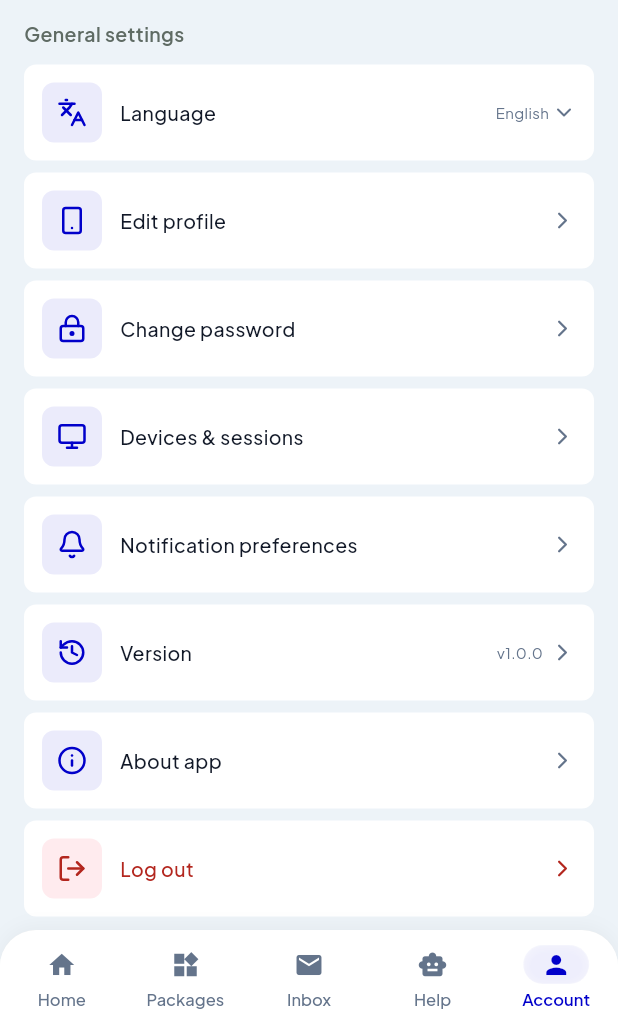
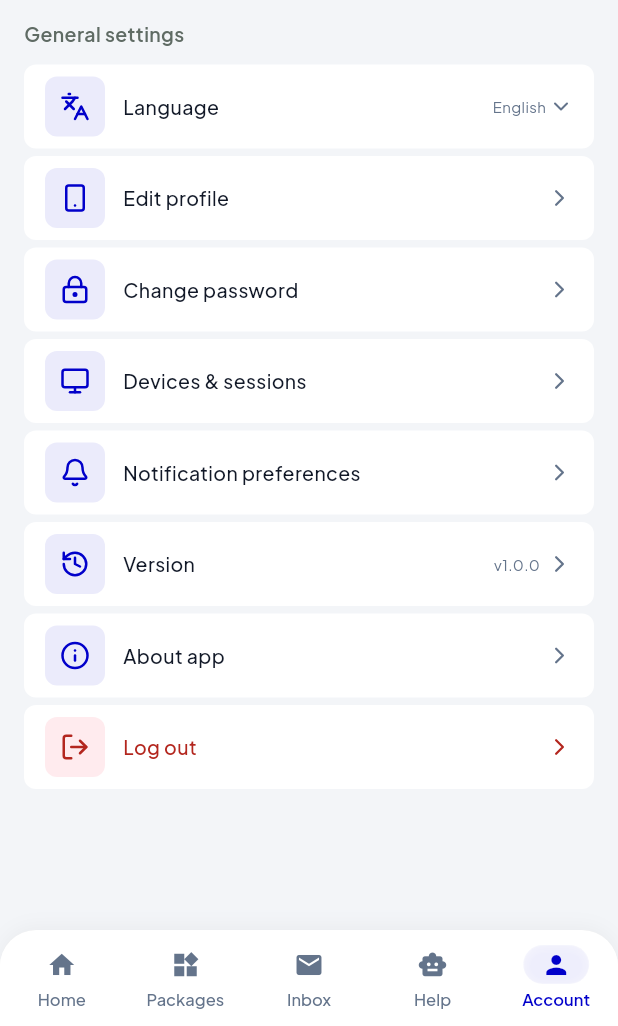
Before and after one commit to TikeSanOo-softguide/cg-net-mobile, a Flutter app: the ProfilePage screen opened by its route, on a phone screen of 412 x 824 dp, the part 210-1236 px from its top. Run offline on Flutter 3.47's test engine with Material 3 defaults, Android fonts, the phone set to English and light mode, and no system bars; our stand-ins replace dio, easy_localization, flutter_lucide, flutter_riverpod, flutter_secure_storage, go_router and 4 more; accounts and stored records are empty.

Commit message:
Polish home layout spacing, card surface, and account settings rows.
Align section gaps and typography on home, use a cool page background with flat cards, and match profile settings cards to the inbox row chrome without changing text styles.

Co-authored-by: Cursor <cursoragent@cursor.com>

```diff
--- a/lib/components/app_card/app_card.dart
+++ b/lib/components/app_card/app_card.dart
@@ -3,7 +3,7 @@ import 'package:flutter/material.dart';
 import '../../core/theme/app_colors/app_colors.dart';
 import '../../core/theme/app_style/app_style.dart';
 
-/// Shared flat card — white surface, no border / shadow.
+/// Shared card — white fill, no border / shadow.
 class AppCard extends StatelessWidget {
   const AppCard({
     super.key,
@@ -31,16 +31,14 @@ class AppCard extends StatelessWidget {
   @override
   Widget build(BuildContext context) {
     final radius = borderRadius ?? AppStyle.borderRadiusSm;
-    final decoration = BoxDecoration(
-      color: color ?? AppColors.surface,
-      borderRadius: radius,
-    );
-
     final content = Padding(padding: padding, child: child);
 
     return Container(
       margin: margin,
-      decoration: decoration,
+      decoration: BoxDecoration(
+        color: color ?? AppColors.surface,
+        borderRadius: radius,
+      ),
       clipBehavior: Clip.antiAlias,
       child: onTap == null
           ? content
--- a/lib/core/theme/app_colors/app_colors.dart
+++ b/lib/core/theme/app_colors/app_colors.dart
@@ -23,8 +23,8 @@ class AppColors {
   /// Dark ink for text on accent
   static const Color onAccent = Color(0xFF173236);
 
-  /// Page background
-  static const Color background = Color(0xFFEDF3F8);
+  /// Page background — KPay-like cool light gray.
+  static const Color background = Color(0xFFF3F5F8);
 
   /// Alternate light surface
   static const Color backgroundAlt = Color(0xFFF7FAFC);
--- a/lib/core/theme/app_theme/app_theme.dart
+++ b/lib/core/theme/app_theme/app_theme.dart
@@ -226,7 +226,6 @@ class AppTheme {
         elevation: 0,
         shape: RoundedRectangleBorder(
           borderRadius: AppStyle.borderRadiusMd,
-          side: AppStyle.borderSideLight,
         ),
         margin: EdgeInsets.zero,
       ),
--- a/lib/pages/profile/profile/profile_page.dart
+++ b/lib/pages/profile/profile/profile_page.dart
@@ -138,45 +138,45 @@ class ProfilePage extends ConsumerWidget {
             ),
             onTap: () => context.pushNamed(RouteNames.languageSettings),
           ),
-          const SizedBox(height: AppStyle.spaceSm),
+          const SizedBox(height: 5),
           _SettingsCard(
             icon: LucideIcons.smartphone,
             title: 'profile.edit'.tr(),
             onTap: () => context.pushNamed(RouteNames.editProfile),
           ),
-          const SizedBox(height: AppStyle.spaceSm),
+          const SizedBox(height: 5),
           _SettingsCard(
             icon: LucideIcons.lock_keyhole,
             title: 'profile.change_password'.tr(),
             onTap: () => context.pushNamed(RouteNames.changePassword),
           ),
-          const SizedBox(height: AppStyle.spaceSm),
+          const SizedBox(height: 5),
           _SettingsCard(
             icon: LucideIcons.monitor,
             title: 'profile.devices'.tr(),
             onTap: () => context.pushNamed(RouteNames.deviceSession),
           ),
-          const SizedBox(height: AppStyle.spaceSm),
+          const SizedBox(height: 5),
           _SettingsCard(
             icon: LucideIcons.bell,
             title: 'profile.notifications'.tr(),
             onTap: () =>
                 context.pushNamed(RouteNames.notificationPreferences),
           ),
-          const SizedBox(height: AppStyle.spaceSm),
+          const SizedBox(height: 5),
           _SettingsCard(
             icon: LucideIcons.rotate_ccw_clock,
             title: 'profile.version'.tr(),
             trailingText: versionText,
             onTap: () => context.pushNamed(RouteNames.aboutApp),
           ),
-          const SizedBox(height: AppStyle.spaceSm),
+          const SizedBox(height: 5),
           _SettingsCard(
             icon: LucideIcons.info,
             title: 'profile.about'.tr(),
             onTap: () => context.pushNamed(RouteNames.aboutApp),
           ),
-          const SizedBox(height: AppStyle.spaceSm),
+          const SizedBox(height: 5),
           _SettingsCard(
             icon: LucideIcons.log_out,
             iconColor: AppColors.error,
@@ -241,23 +241,23 @@ class _SettingsCard extends StatelessWidget {
       onTap: onTap,
       elevated: true,
       bordered: false,
-      padding: const EdgeInsets.symmetric(
-        horizontal: AppStyle.spaceMd,
-        vertical: AppStyle.spaceMd,
-      ),
+      padding: EdgeInsets.zero,
+      borderRadius: AppStyle.borderRadiusSm,
+      child: Padding(
+        padding: const EdgeInsets.fromLTRB(14, 8, 14, 8),
         child: Row(
           children: [
             Container(
               width: 40,
               height: 40,
+              alignment: Alignment.center,
               decoration: BoxDecoration(
                 color: tint,
-              borderRadius: BorderRadius.circular(8),
+                borderRadius: AppStyle.borderRadiusSm,
               ),
-            alignment: Alignment.center,
               child: Icon(icon, size: 20, color: iconColor),
             ),
-          const SizedBox(width: AppStyle.spaceMd),
+            const SizedBox(width: 12),
             Expanded(
               child: Text(
                 title,
@@ -287,6 +287,7 @@ class _SettingsCard extends StatelessWidget {
             ],
           ],
         ),
+      ),
     );
   }
 }
```
Also changed, not shown: lib/pages/home/home/components/home_header.dart (+2 -41 lines), lib/pages/home/home/components/home_offers_section.dart (+19 -37 lines), lib/pages/home/home/components/home_promo_banner.dart (+7 -1 lines), lib/pages/home/home/components/home_quick_actions.dart (+6 -6 lines), lib/pages/home/home/components/home_section_header.dart (added, +65 -0 lines), lib/pages/home/home/components/home_services_section.dart (+11 -34 lines), lib/pages/home/home/home_page.dart (+8 -7 lines). Lines whose indentation alone changed are shown as unchanged.
